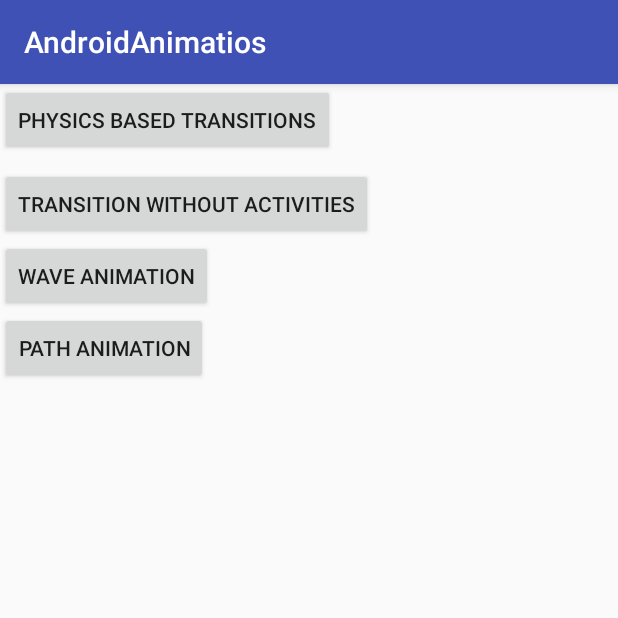
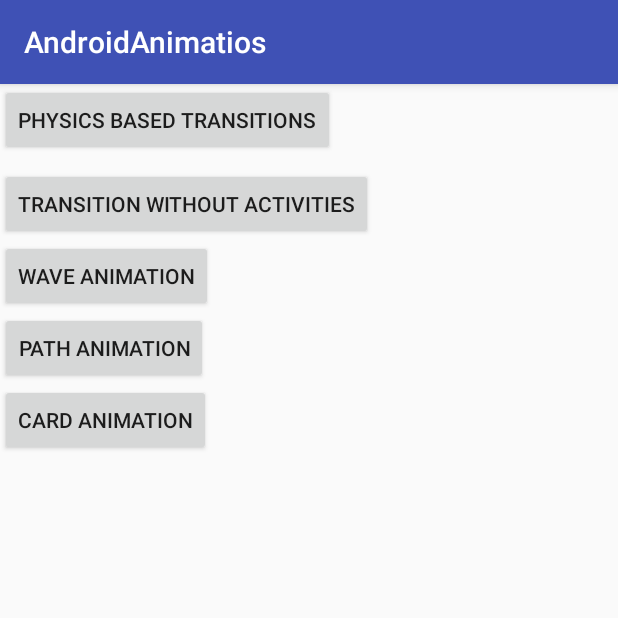
Before and after one commit to AjeshRPai/Android_Animation, an Android app: the screen it shows after launch (IndexActivity), on a phone screen of 412 x 824 dp, the top half of it. Run offline under Robolectric (Android 15) with nearby library versions, the phone set to English and light mode, and no system bars.

Commit message:
Implementation finished , Polishing needed

```diff
--- a/app/src/main/AndroidManifest.xml
+++ b/app/src/main/AndroidManifest.xml
@@ -11,7 +11,8 @@
         android:supportsRtl="true"
         android:theme="@style/AppTheme"
         tools:ignore="GoogleAppIndexingWarning,InnerclassSeparator">
-        <activity android:name=".PathAnimations.PolygonPathAnimation"/>
+        <activity android:name=".ShufflingCardView.ShufflingCardsActivity"></activity>
+        <activity android:name=".PathAnimations.PolygonPathAnimation" />
         <activity android:name=".WaveAnimation.WaveAnimationActivity" />
         <activity android:name=".IndexActivity">
             <intent-filter>
--- a/app/src/main/java/com/example/ajeshpai/androidanimatios/IndexActivity.kt
+++ b/app/src/main/java/com/example/ajeshpai/androidanimatios/IndexActivity.kt
@@ -4,6 +4,7 @@ import androidx.appcompat.app.AppCompatActivity
 import android.os.Bundle
 import com.example.ajeshpai.androidanimatios.PathAnimations.PolygonPathAnimation
 import com.example.ajeshpai.androidanimatios.PhysicsBasedAnimations.IndexPhysicsBasedActivity
+import com.example.ajeshpai.androidanimatios.ShufflingCardView.ShufflingCardsActivity
 import com.example.ajeshpai.androidanimatios.WaveAnimation.WaveAnimationActivity
 import com.example.ajeshpai.androidanimatios.transitions.IndexTransitionActivity
 import kotlinx.android.synthetic.main.activity_index2.*
@@ -22,5 +23,7 @@ class IndexActivity : AppCompatActivity() {
         button5.setOnClickListener { startActivity<IndexTransitionActivity>() }
 
         button7.setOnClickListener { startActivity<PolygonPathAnimation>() }
+
+        button8.setOnClickListener { startActivity<ShufflingCardsActivity>() }
     }
 }
--- a/app/src/main/res/layout/activity_index2.xml
+++ b/app/src/main/res/layout/activity_index2.xml
@@ -41,4 +41,13 @@
         app:layout_constraintTop_toBottomOf="@+id/button6" />
 
 
+    <Button
+        android:id="@+id/button8"
+        android:layout_width="wrap_content"
+        android:layout_height="wrap_content"
+        android:text="Card Animation"
+        app:layout_constraintStart_toStartOf="parent"
+        app:layout_constraintTop_toBottomOf="@+id/button7" />
+
+
 </androidx.constraintlayout.widget.ConstraintLayout>
--- /dev/null
+++ b/app/src/main/res/layout/view_card.xml
@@ -0,0 +1,5 @@
+<?xml version="1.0" encoding="utf-8"?>
+<com.example.ajeshpai.androidanimatios.ShufflingCardView.CardView
+    android:layout_width="match_parent"
+    android:layout_height="match_parent"
+    xmlns:android="http://schemas.android.com/apk/res/android"/>
```
Also changed, not shown: app/src/main/java/com/example/ajeshpai/androidanimatios/ShufflingCardView/ShufflingCardsActivity.kt (added, +23 -0 lines), app/src/main/java/com/example/ajeshpai/androidanimatios/ShufflingCardView/ShufflingCardsView.kt (+11 -2 lines), app/src/main/res/layout/activity_shuffling_cards.xml (added, +19 -0 lines).
